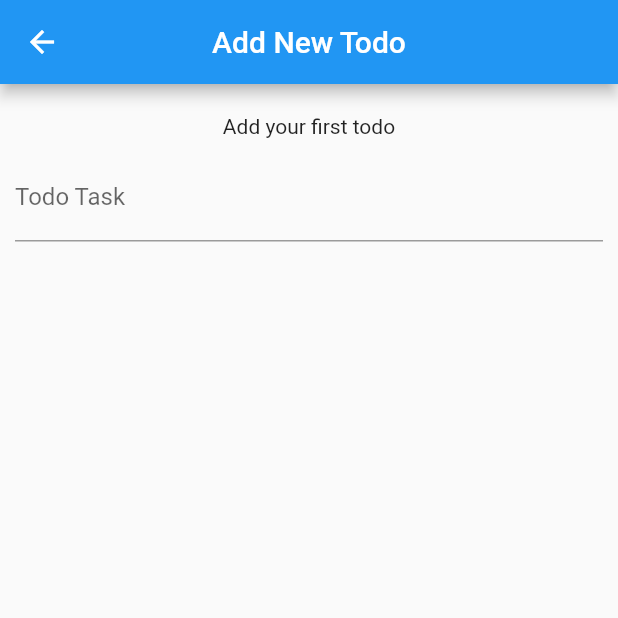
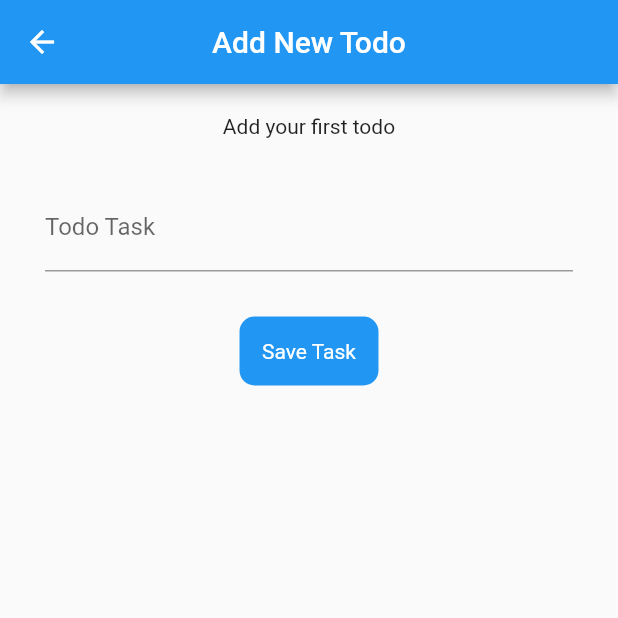
Before and after one commit to ClementPeter/Graphql_flutter, a Flutter app: the screen it shows after launch, after a tap on "Add Todo", on a phone screen of 412 x 824 dp, the top half of it. Run offline on Flutter 3.47's test engine with Material 2 defaults, Android fonts, the phone set to English and light mode, and no system bars; our stand-ins replace graphql_flutter.

Commit message:
Add Todo Feature

```diff
--- a/lib/main.dart
+++ b/lib/main.dart
@@ -1,9 +1,11 @@
 import 'package:flutter/material.dart';
+import 'package:graphql_app/providers/add_task_provider.dart';
 import 'package:graphql_app/screens/homepage.dart';
 import 'package:graphql_flutter/graphql_flutter.dart';
+import 'package:provider/provider.dart';
 
 void main() async {
-  await initHiveForFlutter();  //InitializinG Hive since it's the default storing mechanism for Graphql
+  await initHiveForFlutter(); //InitializinG Hive since it's the default storing mechanism for Graphql
   runApp(const MyApp());
 }
 
@@ -12,12 +14,13 @@ class MyApp extends StatelessWidget {
 
   @override
   Widget build(BuildContext context) {
-    return MaterialApp(
-      title: 'Graphql App',
-      theme: ThemeData(
-        primarySwatch: Colors.blue,
+    return MultiProvider(
+      providers: [
+        ChangeNotifierProvider(create: (context) => AddTaskProvider())
+      ],
+      child: const MaterialApp(
+        home: MyHomePage(),
       ),
-      home: const MyHomePage(title: 'Graphql App'),
     );
   }
 }
--- a/lib/schema/add_Task_schema.dart
+++ b/lib/schema/add_Task_schema.dart
@@ -1,14 +1,16 @@
 // #mutation works like a function to accept values for out graphql client
 //The syntax is just based needed for graphql to Intergrate properly
 //Add 3 pair of quotation mark (6 in total); Add \ before ur parameters
+// "addTaskJson" - this is actually going to be accessed directly by the class without creating an instance
+
 class AddTaskSchema {
   static String addTaskJson = """
 
-mutation(\$task: String!, \$status: String!){
-  #this createToDo schema connects our flutter app with graphql
-
-  createTodo(input:{task:\$task, status:\$status}){
+  mutation(\$task : String!, \$status : String!) {
+  createTodo(input : {task : \$task, status : \$status}){
     id
+    status
+    timeAdded
   }
 }
   """;
--- a/lib/schema/urlEndPoint.dart
+++ b/lib/schema/urlEndPoint.dart
@@ -5,7 +5,7 @@ import 'package:graphql_flutter/graphql_flutter.dart';
 //This class connects our App to our GraphUrl EndPoint with the help of ValueNotifier from Flutter
 //This is a good way of doing it cos ur backed stuff would be isolated from the UI
 class EndPoint {
-  ValueNotifier<GraphQLClient> getClient(String token) {
+  ValueNotifier<GraphQLClient> getClient() {
     ValueNotifier<GraphQLClient> _client = ValueNotifier(
       GraphQLClient(
         link: HttpLink(endpointUrl),
--- a/lib/screens/add_Todo_page.dart
+++ b/lib/screens/add_Todo_page.dart
@@ -1,17 +1,44 @@
 import 'package:flutter/material.dart';
-import 'package:flutter/material.dart';
+import 'package:provider/provider.dart';
+import 'package:graphql_app/providers/add_task_provider.dart';
 
 class AddTodoPage extends StatefulWidget {
   //const AddTodoPage({super.key, required this.title});
   const AddTodoPage({Key? key}) : super(key: key);
-
-  //final String title;
 
   @override
   State<AddTodoPage> createState() => _AddTodoPageState();
 }
 
 class _AddTodoPageState extends State<AddTodoPage> {
+  MaterialBanner _showMaterialBanner(BuildContext context) {
+    return MaterialBanner(
+        content: Text('Hello, I am a Material Banner'),
+        leading: Icon(Icons.error),
+        padding: EdgeInsets.all(15),
+        backgroundColor: Colors.lightGreenAccent,
+        contentTextStyle: TextStyle(
+            fontSize: 18, fontWeight: FontWeight.bold, color: Colors.indigo),
+        actions: [
+          TextButton(
+            onPressed: () {},
+            child: Text(
+              'Agree',
+              style: TextStyle(color: Colors.purple),
+            ),
+          ),
+          TextButton(
+            onPressed: () {
+              ScaffoldMessenger.of(context).hideCurrentMaterialBanner();
+            },
+            child: Text(
+              'Cancel',
+              style: TextStyle(color: Colors.purple),
+            ),
+          ),
+        ]);
+  }
+
   final TextEditingController _task =
       TextEditingController(); //Helps us to track text input in our TextField
 
@@ -29,62 +56,63 @@ class _AddTodoPageState extends State<AddTodoPage> {
           SliverToBoxAdapter(
             child: Container(
               padding: const EdgeInsets.all(10),
-              height: MediaQuery.of(context).size.height,
+              //height: MediaQuery.of(context).size.height,
               child: Column(
                 children: [
                   Container(
                     margin: const EdgeInsets.all(10),
                     child: const Text('Add your first todo'),
                   ),
-                  TextFormField(
+                  Padding(
+                    padding: const EdgeInsets.all(20.0),
+                    child: TextFormField(
                       controller: _task,
                       decoration: const InputDecoration(
                         labelText: 'Todo Task',
                       ),
                     ),
-                  GestureDetector(
-                    // onTap: task.getStatus == true
-                    //     ? null
-                    //     : () {
-                    //         ///Add task button
-                    //         ///
-                    //         print(_task.text);
-                    //         if (_task.text.isNotEmpty) {
-                    //           task.addTask(
-                    //               task: _task.text.trim(), status: 'Pending');
-                    //         }
-                    //       },
+                  ),
+                  //Add Task Button - Consumer helps to inject the provider into the button in order for the provider to be trigger
+                  Consumer<AddTaskProvider>(
+                    builder: (context, task, child) {
+                      WidgetsBinding.instance!.addPostFrameCallback((_) {
+                        if (task.getResponse != '') {
+                          ScaffoldMessenger.of(context).showSnackBar(
+                              SnackBar(content: Text(task.getResponse)));
+                          task.clear();
+                        }
+                      });
+                      return GestureDetector(
+                        //if task.status ==true (meaning Nothing is happening) return null; else Add task from textField to addTask Provider method
+                        onTap: task.getStatus == true
+                            ? null
+                            : () {
+                                //print(_task.text);
+                                if (_task.text.isNotEmpty) {
+                                  task.addTask(
+                                      task: _task.text.trim(),
+                                      status: 'Pending');
+                                }
+                              },
                         child: Container(
                           padding: const EdgeInsets.all(15),
-                      margin: const EdgeInsets.all(30),
+                          margin: const EdgeInsets.all(10),
                           decoration: BoxDecoration(
-                          // color: task.getStatus == true
-                          //     ? Colors.grey
-                          //     : Colors.blue,
-                          borderRadius: BorderRadius.circular(10)),
-                      // child: Text(task.getStatus == true
-                      //     ? 'Loading...'
-                      //     : 'Save Task'),
+                            // color: Colors.blue,
+                            color: task.getStatus == true
+                                ? Colors.grey
+                                : Colors.blue,
+
+                            borderRadius: BorderRadius.circular(10),
                           ),
+                          child: Text(
+                            task.getStatus == true ? 'Loading...' : 'Save Task',
+                            style: const TextStyle(color: Colors.white),
+                          ),
+                        ),
+                      );
+                    },
                   )
-                  // Expanded(
-                  //   child: ListView(
-                  //     children: List.generate(30, (index) {
-                  //       return ListTile(
-                  //         title: Text("Todo Title"),
-                  //         subtitle: Text("Todo time"),
-                  //         leading: CircleAvatar(
-                  //           backgroundColor: Colors.grey,
-                  //         ),
-                  //         trailing: IconButton(
-                  //           onPressed: () {},
-                  //           icon: const Icon(Icons.delete),
-                  //         ),
-
-                  //       );
-                  //     }),
-                  //   ),
-                  // )
                 ],
               ),
             ),
--- a/lib/screens/homepage.dart
+++ b/lib/screens/homepage.dart
@@ -3,9 +3,9 @@ import 'package:graphql_app/screens/add_Todo_page.dart';
 
 //Main page in our App ; Displays List of ToDos
 class MyHomePage extends StatefulWidget {
-  const MyHomePage({super.key, required this.title});
+    const MyHomePage({Key? key}) : super(key: key);
 
-  final String title;
+
 
   @override
   State<MyHomePage> createState() => _MyHomePageState();
@@ -17,7 +17,7 @@ class _MyHomePageState extends State<MyHomePage> {
     return Scaffold(
       appBar: AppBar(
         centerTitle: true,
-        title: Text(widget.title),
+        title:const Text("GraphQl App"),
       ),
 
       //Custom scroll view provides a cool animation look when we scroll
--- a/lib/utility/url.dart
+++ b/lib/utility/url.dart
@@ -1,3 +1,6 @@
-//Url link to our Graphql backend
+// //Url link to our Graphql backend
+// const String endpointUrl =
+//     "https://wisdommatt-graphql-todolist.herokuapp.com/";
+
 const String endpointUrl =
     "https://wisdommatt-graphql-todolist.herokuapp.com/query";
--- a/pubspec.yaml
+++ b/pubspec.yaml
@@ -36,7 +36,7 @@ dependencies:
   # The following adds the Cupertino Icons font to your application.
   # Use with the CupertinoIcons class for iOS style icons.
   cupertino_icons: ^1.0.2
-  graphql_flutter: ^5.1.0
+  graphql_flutter: ^5.0.0
   provider: ^6.0.4
 
 dev_dependencies:
```
Also changed, not shown: lib/providers/add_task_provider.dart (+61 -5 lines). Lines whose indentation alone changed are shown as unchanged.
